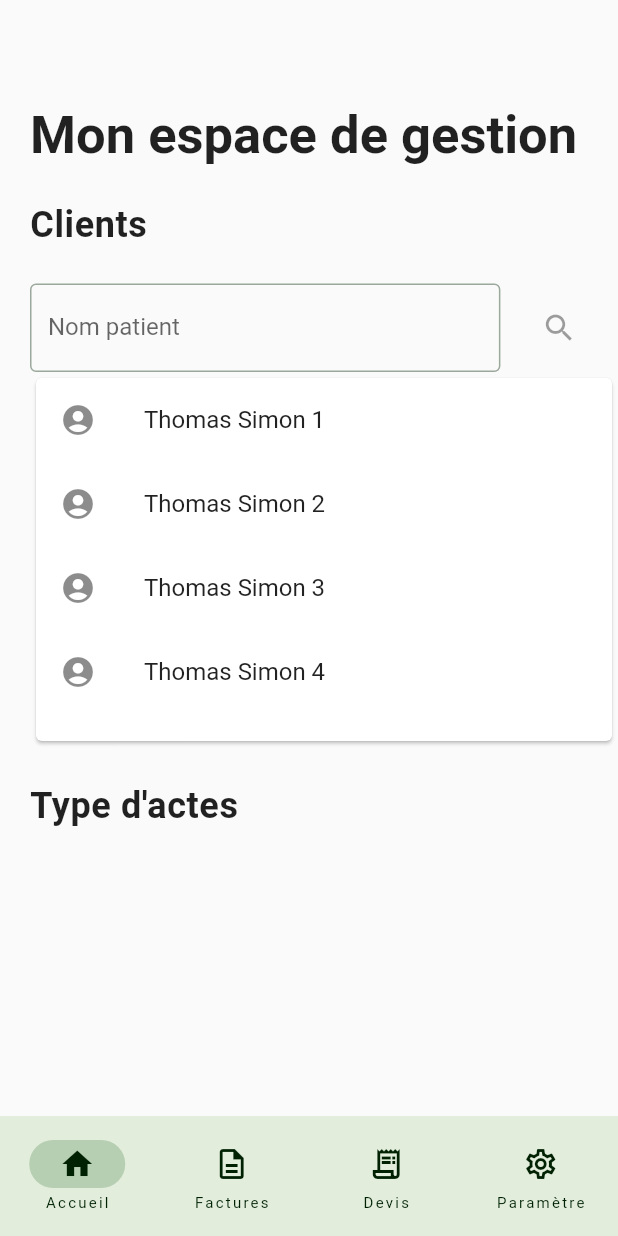
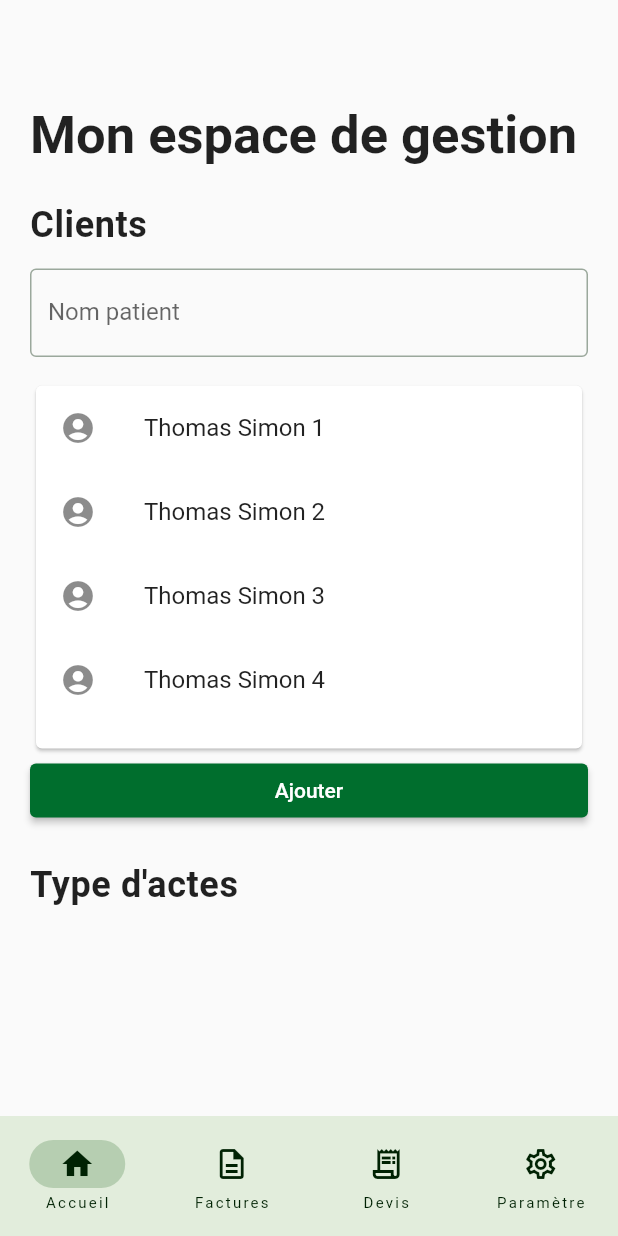
Before and after one commit to avariable2/bordero, a Flutter app: the screen it shows after launch, on a phone screen of 412 x 824 dp. Run offline on Flutter 3.47's test engine with Material 2 defaults, Android fonts, the phone set to English and light mode, and no system bars.

Commit message:
feat: Ajout section pour type d'actes

```diff
--- a/lib/accueil.dart
+++ b/lib/accueil.dart
@@ -20,14 +20,18 @@ class MonAccueil extends StatefulWidget {
 }
 
 class _MonAccueilState extends State<MonAccueil> {
+  final List<String> list = ['Séance de couple', 'Séance individuelle', 'Protocole 1', 'Protocole 2'];
+  String selectedValue = '';
 
   @override
   Widget build(BuildContext context) {
+    selectedValue = list[0];
     return ListView(
       physics: const BouncingScrollPhysics(),
       padding: const EdgeInsets.only(
         left: 20,
         top: 70,
+        right: 20,
       ),
       children: [
         Column(
@@ -62,13 +66,12 @@ class _MonAccueilState extends State<MonAccueil> {
 
 
         const SizedBox(
-          height: 25,
+          height: 15,
         ),
 
         Row(
           children: const [
             Expanded(
-              flex: 8,
               child: TextField(
                 obscureText: true,
                 decoration: InputDecoration(
@@ -77,20 +80,19 @@ class _MonAccueilState extends State<MonAccueil> {
                 ),
               ),
             ),
-            Expanded(
-              flex: 2,
-              child: IconButton(
-                onPressed: null,
-                icon: Icon(Icons.search)
-              ),
-            ),
           ],
+        ),
+
+
+        const SizedBox(
+          height: 15,
         ),
 
 
         SizedBox(
           height: 250,
           child: Card(
+            borderOnForeground: true,
             child: ListView(
               scrollDirection: Axis.vertical,
               shrinkWrap: true,
@@ -101,11 +103,16 @@ class _MonAccueilState extends State<MonAccueil> {
                     title: Text('Thomas Simon $count'),
                     leading: const Icon(Icons.account_circle_sharp),
                     onTap: () {},
-
                   ),
               ],
             ),
           ),
+        ),
+
+
+        ElevatedButton(
+          onPressed: () {},
+          child: const Text("Ajouter"),
         ),
 
 
@@ -124,6 +131,51 @@ class _MonAccueilState extends State<MonAccueil> {
           ),
         ),
 
+        /*Row(
+          children: [
+            DropdownButtonFormField(
+              value: selectedValue,
+              items: list.map((typeActe) {
+                return DropdownMenuItem(
+                  value: typeActe,
+                  child: Text(typeActe),
+                );
+              }).toList(),
+              onChanged: (String? val) {
+                setState(() {
+                  if(val != null) {
+                    selectedValue = val;
+                  }
+                });
+              },
+            ),
+
+
+            const SizedBox(
+              width: 25,
+            ),
+
+
+            ElevatedButton.icon(
+                onPressed: null,
+                label: const Text("Ajouter"),
+                icon: const Icon(Icons.add),
+            ),
+
+
+            const SizedBox(
+              width: 25,
+            ),
+
+
+            ElevatedButton.icon(
+              onPressed: null,
+              label: const Text("Modifier"),
+              icon: const Icon(Icons.app_registration_outlined),
+            ),
+          ],
+        ),*/
+
 
       ],
     );
```
